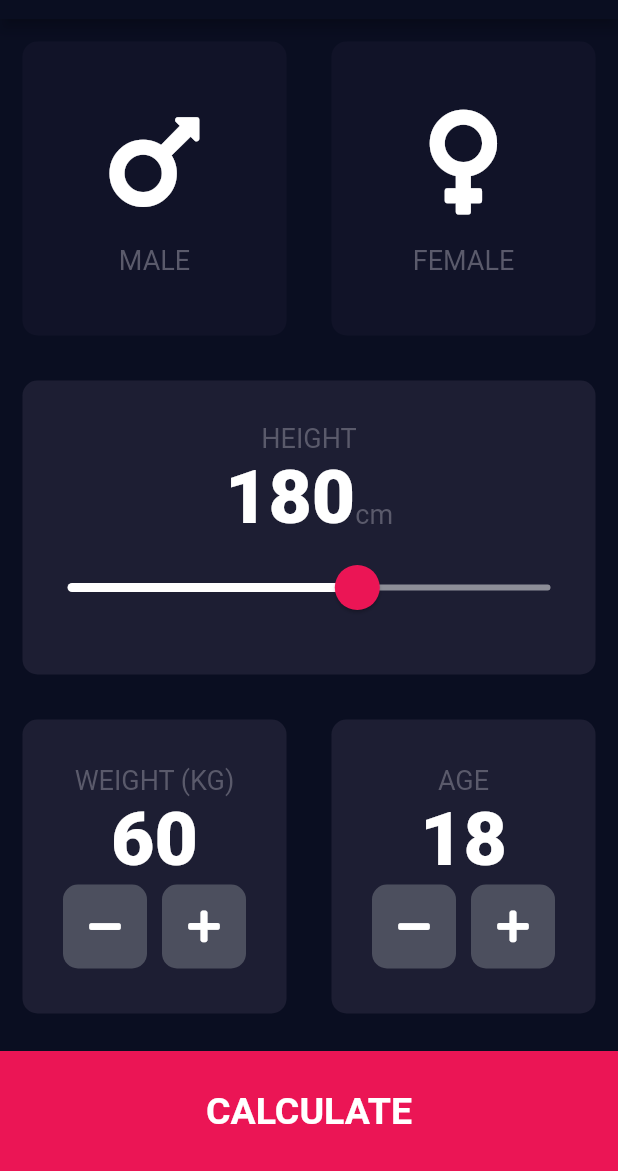
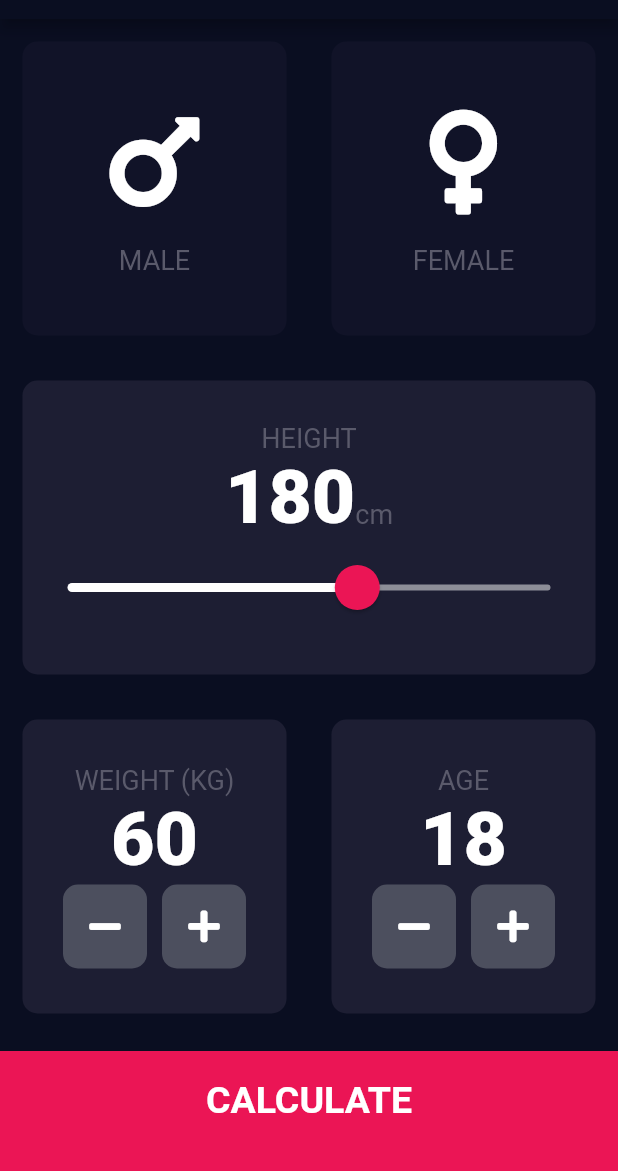
Before and after one commit to Eventyret/flutter-bmi-calc, a Flutter app: the screen it shows after launch, on a phone screen of 412 x 824 dp, the part 65-1236 px from its top. Run offline on Flutter 3.47's test engine with Material 2 defaults, Android fonts, the phone set to English and light mode, and no system bars; our stand-ins replace font_awesome_flutter.

Commit message:
Gave padding to move it a bit away from the bottom

```diff
--- a/lib/input_page.dart
+++ b/lib/input_page.dart
@@ -225,6 +225,9 @@ class _InputPageState extends State<InputPage> {
                 margin: EdgeInsets.only(top: 10.0),
                 width: double.infinity,
                 height: kBottomContainerHeight,
+                padding: EdgeInsets.only(
+                  bottom: 15.0,
+                ),
               ),
             ),
           ],
```
